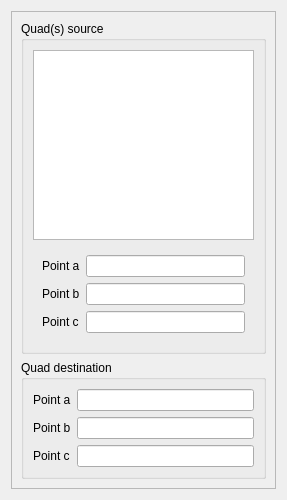
This is src/HEXABLOCKGUI/ReplaceHexa_QTD.ui in SalomePlatform/hexablock as Qt 5 draws it before an edit. The edited form follows.
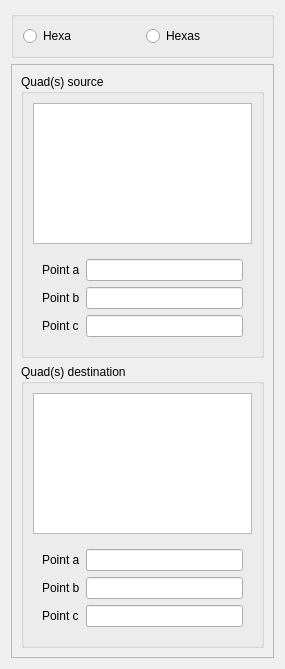
This is the edited form.

```diff
--- a/src/HEXABLOCKGUI/ReplaceHexa_QTD.ui
+++ b/src/HEXABLOCKGUI/ReplaceHexa_QTD.ui
@@ -6,8 +6,8 @@
    <rect>
     <x>0</x>
     <y>0</y>
-    <width>287</width>
-    <height>500</height>
+    <width>285</width>
+    <height>669</height>
    </rect>
   </property>
   <property name="minimumSize">
@@ -20,6 +20,47 @@
    <string>Replace Hexahedron</string>
   </property>
   <layout class="QVBoxLayout" name="verticalLayout">
+   <item>
+    <widget class="QGroupBox" name="groupBox">
+     <property name="sizePolicy">
+      <sizepolicy hsizetype="Preferred" vsizetype="Fixed">
+       <horstretch>0</horstretch>
+       <verstretch>0</verstretch>
+      </sizepolicy>
+     </property>
+     <property name="title">
+      <string/>
+     </property>
+     <layout class="QHBoxLayout" name="horizontalLayout">
+      <item>
+       <widget class="QRadioButton" name="radioButton">
+        <property name="sizePolicy">
+         <sizepolicy hsizetype="Preferred" vsizetype="Fixed">
+          <horstretch>0</horstretch>
+          <verstretch>0</verstretch>
+         </sizepolicy>
+        </property>
+        <property name="text">
+         <string>Hexa</string>
+        </property>
+       </widget>
+      </item>
+      <item>
+       <widget class="QRadioButton" name="radioButton_2">
+        <property name="sizePolicy">
+         <sizepolicy hsizetype="Preferred" vsizetype="Fixed">
+          <horstretch>0</horstretch>
+          <verstretch>0</verstretch>
+         </sizepolicy>
+        </property>
+        <property name="text">
+         <string>Hexas</string>
+        </property>
+       </widget>
+      </item>
+     </layout>
+    </widget>
+   </item>
    <item>
     <widget class="QScrollArea" name="scrollArea">
      <property name="sizePolicy">
@@ -36,8 +77,8 @@
        <rect>
         <x>0</x>
         <y>0</y>
-        <width>267</width>
-        <height>480</height>
+        <width>265</width>
+        <height>585</height>
        </rect>
       </property>
       <layout class="QVBoxLayout" name="verticalLayout_4">
@@ -174,17 +215,42 @@
           </sizepolicy>
          </property>
          <property name="title">
-          <string>Quad destination</string>
+          <string>Quad(s) destination</string>
          </property>
-         <layout class="QFormLayout" name="formLayout_3">
-          <item row="0" column="0">
+         <layout class="QVBoxLayout" name="verticalLayout_5">
+          <item>
+           <widget class="QListWidget" name="quads_lw_2">
+            <property name="sizePolicy">
+             <sizepolicy hsizetype="Preferred" vsizetype="Preferred">
+              <horstretch>0</horstretch>
+              <verstretch>0</verstretch>
+             </sizepolicy>
+            </property>
+            <property name="maximumSize">
+             <size>
+              <width>16777215</width>
+              <height>16777215</height>
+             </size>
+            </property>
+            <property name="toolTip">
+             <string>Select hexa</string>
+            </property>
+           </widget>
+          </item>
+          <item>
+           <widget class="QWidget" name="widget_3" native="true">
+            <layout class="QFormLayout" name="formLayout">
+             <property name="fieldGrowthPolicy">
+              <enum>QFormLayout::AllNonFixedFieldsGrow</enum>
+             </property>
+             <item row="1" column="0">
            <widget class="QLabel" name="label">
             <property name="text">
              <string>Point a</string>
             </property>
            </widget>
           </item>
-          <item row="0" column="1">
+             <item row="1" column="1">
            <widget class="QLineEdit" name="c1_le">
             <property name="sizePolicy">
              <sizepolicy hsizetype="Preferred" vsizetype="Fixed">
@@ -203,14 +269,14 @@
             </property>
            </widget>
           </item>
-          <item row="1" column="0">
+             <item row="2" column="0">
            <widget class="QLabel" name="label_2">
             <property name="text">
              <string>Point b</string>
             </property>
            </widget>
           </item>
-          <item row="1" column="1">
+             <item row="2" column="1">
            <widget class="QLineEdit" name="c2_le">
             <property name="sizePolicy">
              <sizepolicy hsizetype="Preferred" vsizetype="Fixed">
@@ -229,14 +295,14 @@
             </property>
            </widget>
           </item>
-          <item row="2" column="0">
+             <item row="3" column="0">
            <widget class="QLabel" name="label_3">
             <property name="text">
              <string>Point c</string>
             </property>
            </widget>
           </item>
-          <item row="2" column="1">
+             <item row="3" column="1">
            <widget class="QLineEdit" name="c3_le">
             <property name="sizePolicy">
              <sizepolicy hsizetype="Preferred" vsizetype="Fixed">
@@ -260,6 +326,9 @@
        </item>
       </layout>
      </widget>
+       </item>
+      </layout>
+     </widget>
     </widget>
    </item>
   </layout>
```
Left out of the diff: 38 changed lines with no effect on the pictures. Lines whose indentation alone changed are shown as unchanged.
